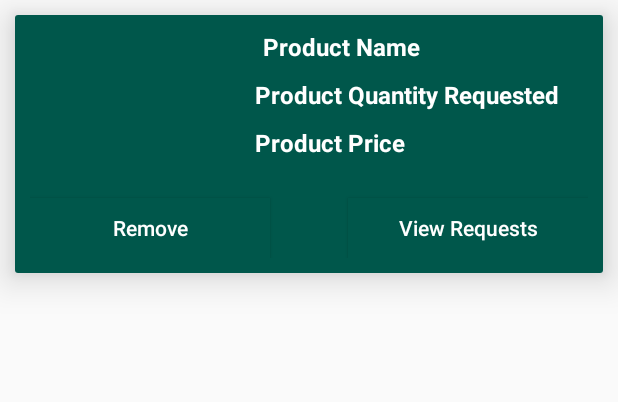
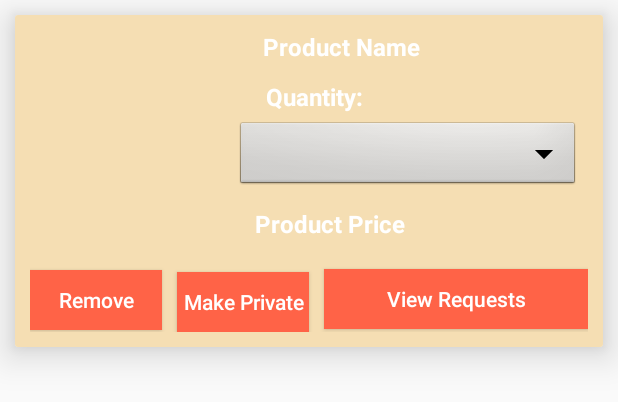
Before and after one commit to Kartik-715/MerchandiseApp, an Android app: the layout preebooking_list_item.xml on its own in the app's theme, with its tools: preview values and no code run, on a phone screen of 412 x 824 dp. Shown: the top 402 px of the screen. Run offline under Robolectric (Android 15) with nearby library versions, the light colour scheme and no system bars.

Commit message:
make preorder private implemented

```diff
--- a/app/src/main/java/com/example/merchandiseapp/Holder/PreBookingHolder.java
+++ b/app/src/main/java/com/example/merchandiseapp/Holder/PreBookingHolder.java
@@ -5,6 +5,7 @@ import android.support.v7.widget.RecyclerView;
 import android.view.View;
 import android.widget.Button;
 import android.widget.ImageView;
+import android.widget.Spinner;
 import android.widget.TextView;
 
 import com.example.merchandiseapp.Interface.ItemClickListner;
@@ -14,8 +15,9 @@ public class PreBookingHolder extends RecyclerView.ViewHolder implements View.On
 
     public TextView txtProductName, txtProductPrice, txtProductQuantity;
     public ImageView CartImage;
-    public Button DeleteButton, RequestButton;
+    public Button DeleteButton, RequestButton, PrivateButton;
     private ItemClickListner itemClickListner;
+    public Spinner spinner_qty;
 
 
     public PreBookingHolder(@NonNull View itemView) {
@@ -25,7 +27,9 @@ public class PreBookingHolder extends RecyclerView.ViewHolder implements View.On
         txtProductPrice = itemView.findViewById(R.id.cart_product_price);
         DeleteButton = itemView.findViewById(R.id.cart_remove_item);
         RequestButton = itemView.findViewById(R.id.cart_view_request);
+        PrivateButton = itemView.findViewById(R.id.cart_private_button);
         CartImage = itemView.findViewById(R.id.product_image);
+        spinner_qty = itemView.findViewById(R.id.product_quantity_spinner);
     }
 
     @Override
--- a/app/src/main/res/layout/preebooking_list_item.xml
+++ b/app/src/main/res/layout/preebooking_list_item.xml
@@ -10,81 +10,110 @@
     <RelativeLayout
         android:layout_width="match_parent"
         android:layout_height="match_parent"
-        android:background="@color/colorPrimaryDark"
+        android:background="@color/Wheat"
         android:padding="10dp">
+
         <ImageView
             android:id="@+id/product_image"
             android:layout_width="130dp"
-            android:layout_height="100dp"
+            android:layout_height="140dp"
             android:layout_below="@+id/product_name"
-            android:scaleType="centerCrop"
             android:layout_marginTop="2dp"
-            />
+            android:scaleType="centerCrop" />
 
         <TextView
             android:id="@+id/cart_product_name"
-            android:layout_toRightOf="@+id/product_image"
             android:layout_width="match_parent"
             android:layout_height="wrap_content"
+            android:layout_marginLeft="5dp"
+            android:layout_toRightOf="@+id/product_image"
+            android:paddingLeft="20dp"
             android:text="Product Name"
-            android:paddingLeft="20dp"
             android:textColor="@android:color/white"
             android:textSize="16sp"
-            android:layout_marginLeft="5dp"
-            android:textStyle="bold"
-            />
+            android:textStyle="bold" />
 
         <TextView
             android:id="@+id/cart_product_quantity"
             android:layout_width="match_parent"
+            android:layout_height="wrap_content"
+            android:layout_below="@+id/cart_product_name"
+            android:layout_marginLeft="7dp"
+            android:layout_marginTop="11dp"
+            android:layout_marginRight="5dp"
+            android:layout_toRightOf="@+id/product_image"
             android:paddingLeft="20dp"
-            android:layout_toRightOf="@+id/product_image"
-            android:layout_below="@+id/cart_product_name"
-            android:layout_height="wrap_content"
-            android:text="Product Quantity Requested"
-            android:layout_marginTop="10dp"
+            android:text="Quantity:"
             android:textColor="@android:color/white"
             android:textSize="16sp"
+            android:textStyle="bold" />
+
+        <Spinner
+            android:id="@+id/product_quantity_spinner"
+            style="@style/FirebaseUI.CountrySpinner"
+            android:layout_width="match_parent"
+            android:layout_height="wrap_content"
+            android:layout_below="@+id/cart_product_quantity"
+            android:layout_marginLeft="7dp"
+            android:layout_marginTop="4dp"
             android:layout_marginRight="5dp"
-            android:textStyle="bold"/>
+            android:layout_toRightOf="@+id/product_image"
+            android:background="@android:drawable/btn_dropdown"
+            android:paddingLeft="40dp"
+            android:spinnerMode="dropdown"
+            android:textSize="16sp"
+            android:textStyle="bold" />
 
         <TextView
             android:id="@+id/cart_product_price"
             android:layout_width="match_parent"
+            android:layout_height="wrap_content"
+            android:layout_below="@+id/product_quantity_spinner"
+            android:layout_marginTop="10dp"
+            android:layout_toRightOf="@+id/product_image"
             android:paddingLeft="20dp"
-            android:layout_height="wrap_content"
-            android:layout_toRightOf="@+id/product_image"
-            android:layout_below="@+id/cart_product_quantity"
             android:text="Product Price"
             android:textColor="@android:color/white"
             android:textSize="16sp"
-            android:textStyle="bold"
-            android:layout_marginTop="10dp"
-            />
+            android:textStyle="bold" />
 
         <Button
             android:id="@+id/cart_remove_item"
-            android:layout_width="160dp"
+            android:layout_width="wrap_content"
             android:layout_height="40dp"
             android:layout_below="@+id/product_image"
-            android:layout_marginTop="10dp"
-            android:background="@color/colorPrimaryDark"
+            android:layout_marginTop="18dp"
+            android:background="@color/Tomato"
             android:text="Remove"
             android:textAllCaps="false"
             android:textColor="@android:color/white" />
 
         <Button
+            android:id="@+id/cart_private_button"
+            android:layout_width="wrap_content"
+            android:layout_height="40dp"
+            android:layout_below="@+id/product_image"
+            android:layout_toRightOf="@+id/cart_remove_item"
+            android:layout_marginLeft="10dp"
+            android:layout_marginTop="19dp"
+            android:background="@color/Tomato"
+            android:text="Make Private"
+            android:textAllCaps="false"
+            android:textColor="@android:color/white" />
+
+        <Button
             android:id="@+id/cart_view_request"
-            android:layout_width="160dp"
+            android:layout_width="wrap_content"
             android:layout_height="40dp"
-            android:layout_marginTop="10dp"
+            android:layout_below="@+id/product_image"
+            android:layout_toRightOf="@id/cart_private_button"
             android:layout_alignParentEnd="true"
-            android:layout_below="@+id/product_image"
-            android:textColor="@android:color/white"
-            android:background="@color/colorPrimaryDark"
+            android:layout_marginLeft="10dp"
+            android:layout_marginTop="17dp"
+            android:background="@color/Tomato"
             android:text="View Requests"
             android:textAllCaps="false"
-            />
+            android:textColor="@android:color/white" />
 
     </RelativeLayout>
 
```
Also changed, not shown: app/src/main/AndroidManifest.xml (+20 -20 lines), app/src/main/java/com/example/merchandiseapp/PreBookings.java (+29 -10 lines), app/src/main/java/com/example/merchandiseapp/RequestDetails.java (+26 -10 lines).
